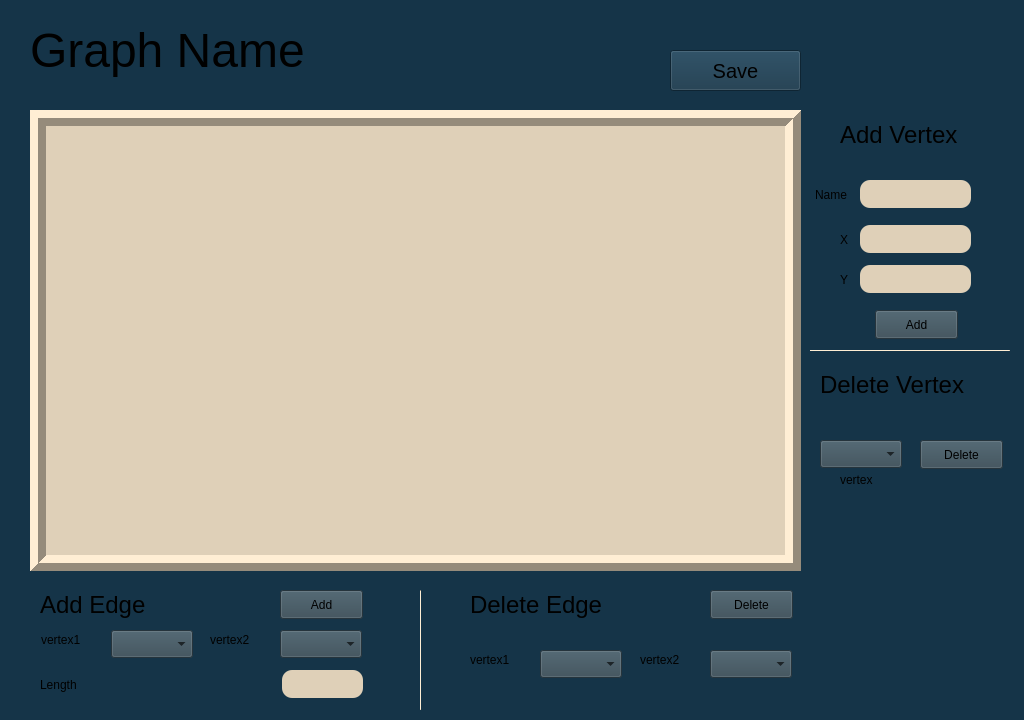
First picture: the form in GraphWindow.ui, repository mohamedtarek132/RoadMapConstruction, before the edit.
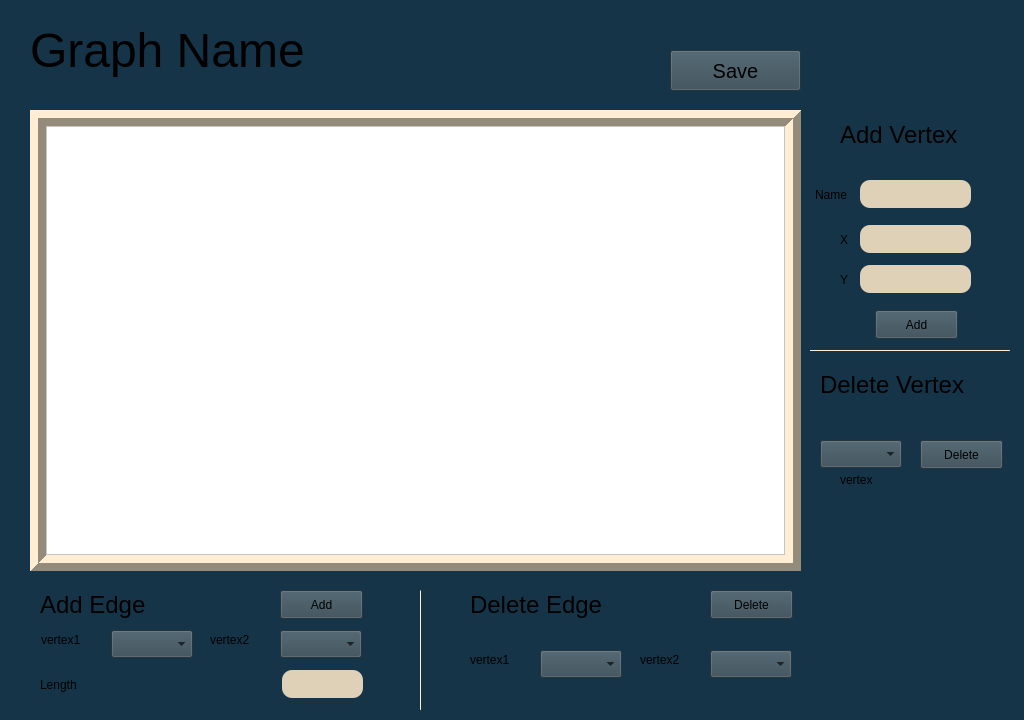
Second picture: the form after the edit.

The edit to the form file:
```diff
--- a/GraphWindow.ui
+++ b/GraphWindow.ui
@@ -59,6 +59,25 @@
     <property name="lineWidth">
      <number>8</number>
     </property>
+    <widget class="QFrame" name="frame_2">
+     <property name="geometry">
+      <rect>
+       <x>16</x>
+       <y>16</y>
+       <width>739</width>
+       <height>429</height>
+      </rect>
+     </property>
+     <property name="styleSheet">
+      <string notr="true">background-color: rgb(255, 255, 255);</string>
+     </property>
+     <property name="frameShape">
+      <enum>QFrame::StyledPanel</enum>
+     </property>
+     <property name="frameShadow">
+      <enum>QFrame::Raised</enum>
+     </property>
+    </widget>
    </widget>
    <widget class="QLabel" name="label_2">
     <property name="geometry">
@@ -510,6 +529,9 @@
       <pointsize>15</pointsize>
      </font>
     </property>
+    <property name="styleSheet">
+     <string notr="true">background-color: rgb(53, 73, 84);</string>
+    </property>
     <property name="text">
      <string>Save</string>
     </property>
```
